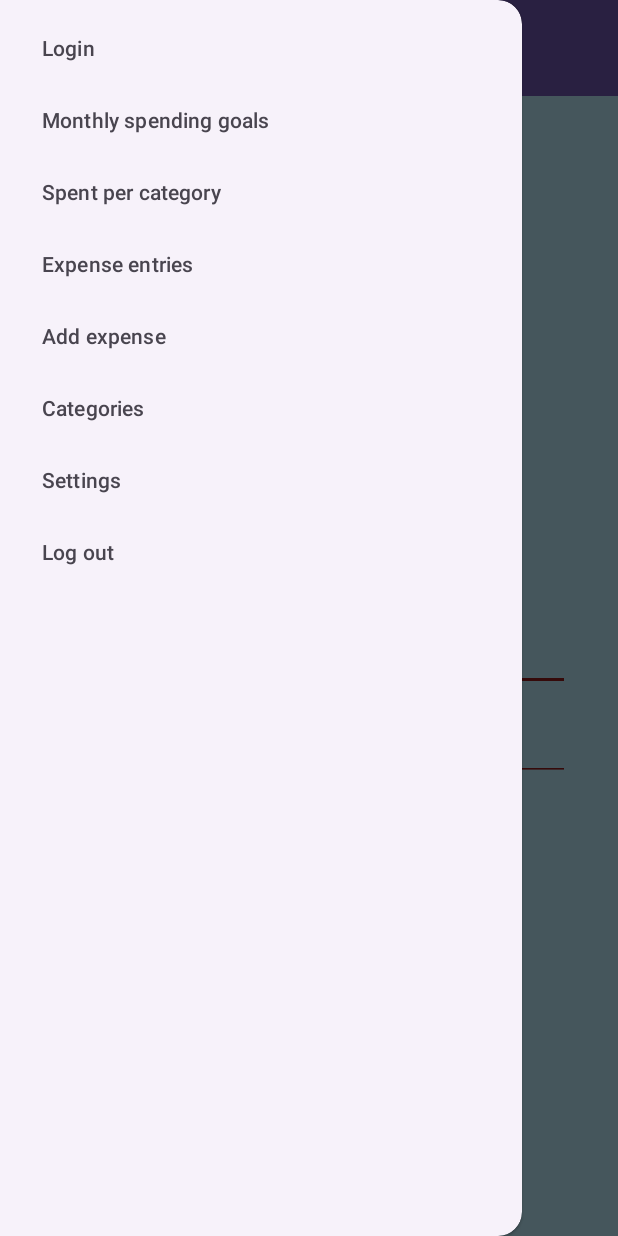
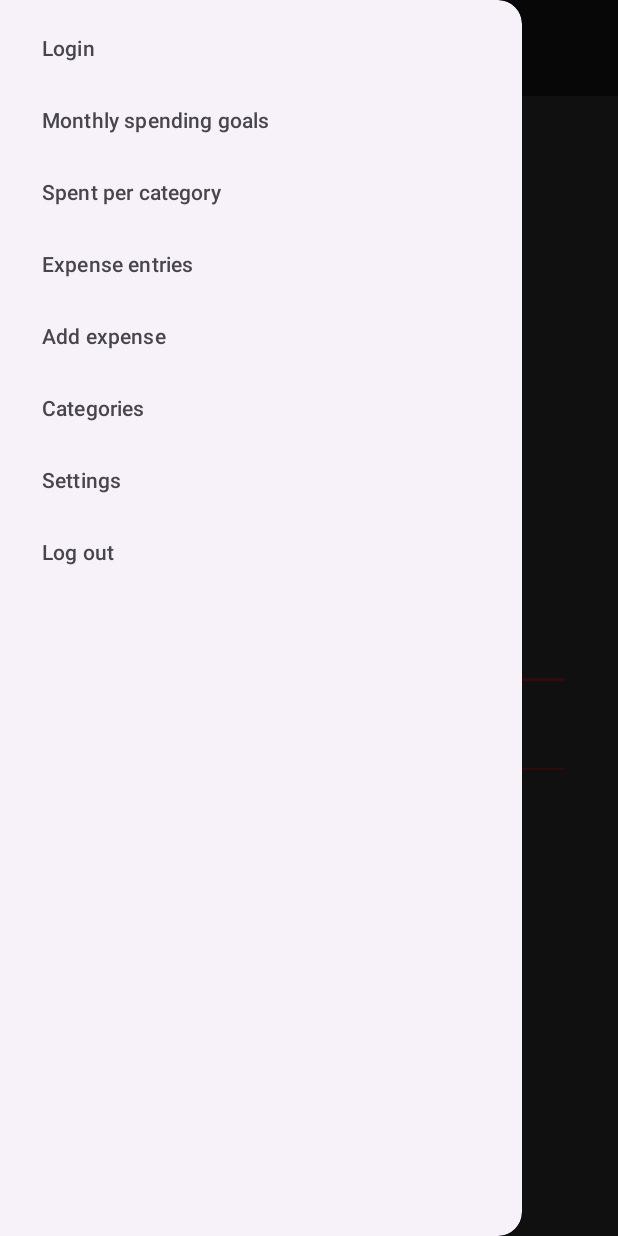
Before and after one commit to Batxen/OPSC7311_Logistis, an Android app: the screen it shows after launch (MainActivity), with the side drawer open, on a phone screen of 412 x 824 dp. Run offline under Robolectric (Android 15) with nearby library versions, the phone set to English and light mode, and no system bars; our stand-ins replace Room's generated code.

Commit message:
Updated ui and Added LOGO

```diff
--- a/app/src/main/res/layout/activity_expense_photo.xml
+++ b/app/src/main/res/layout/activity_expense_photo.xml
@@ -14,8 +14,9 @@
         android:layout_height="wrap_content"
         android:background="#841919"
         android:text="Expense photo"
+        android:textAlignment="center"
         android:textColor="#000000"
-        android:textSize="20sp"
+        android:textSize="34sp"
         android:textStyle="bold"
         app:layout_constraintEnd_toEndOf="parent"
         app:layout_constraintStart_toStartOf="parent"
@@ -42,6 +43,7 @@
         android:backgroundTint="#841919"
         android:text="Back"
         android:textColor="#EBE19D"
+        android:textSize="24sp"
         app:layout_constraintBottom_toBottomOf="parent"
         app:layout_constraintStart_toStartOf="parent" />
 
--- a/app/src/main/res/layout/activity_main.xml
+++ b/app/src/main/res/layout/activity_main.xml
@@ -13,19 +13,20 @@
     <androidx.constraintlayout.widget.ConstraintLayout
         android:id="@+id/main"
         android:layout_width="match_parent"
-        android:layout_height="match_parent">
+        android:layout_height="match_parent"
+        android:background="#282828">
 
         <com.google.android.material.appbar.MaterialToolbar
             android:id="@+id/toolbar"
             android:layout_width="match_parent"
             android:layout_height="?attr/actionBarSize"
-            android:background="?attr/colorPrimary"
+            android:background="#121212"
             android:elevation="4dp"
             android:theme="@style/ThemeOverlay.AppCompat.Dark.ActionBar"
-            app:popupTheme="@style/ThemeOverlay.AppCompat.Light"
+            app:layout_constraintEnd_toEndOf="parent"
+            app:layout_constraintStart_toStartOf="parent"
             app:layout_constraintTop_toTopOf="parent"
-            app:layout_constraintStart_toStartOf="parent"
-            app:layout_constraintEnd_toEndOf="parent" />
+            app:popupTheme="@style/ThemeOverlay.AppCompat.Light" />
 
         <TextView
             android:id="@+id/textView"
@@ -48,7 +49,8 @@
             android:contentDescription="Namibia Dune 45"
             app:layout_constraintEnd_toEndOf="parent"
             app:layout_constraintStart_toStartOf="parent"
-            app:layout_constraintTop_toBottomOf="@+id/textView" />
+            app:layout_constraintTop_toBottomOf="@+id/textView"
+            app:srcCompat="@drawable/logo_design" />
 
         <TextView
             android:id="@+id/tvLogin_header"
@@ -69,8 +71,8 @@
             android:layout_width="0dp"
             android:layout_height="wrap_content"
             android:layout_marginStart="32dp"
+            android:layout_marginTop="16dp"
             android:layout_marginEnd="32dp"
-            android:layout_marginTop="16dp"
             android:backgroundTint="#841919"
             android:hint="Username"
             android:inputType="text"
@@ -86,8 +88,8 @@
             android:layout_width="0dp"
             android:layout_height="wrap_content"
             android:layout_marginStart="32dp"
+            android:layout_marginTop="12dp"
             android:layout_marginEnd="32dp"
-            android:layout_marginTop="12dp"
             android:backgroundTint="#841919"
             android:hint="Password"
             android:inputType="textPassword"
```
Also changed, not shown: app/src/main/res/layout/activity_add_expense.xml (+20 -11 lines), app/src/main/res/layout/activity_categories.xml (+9 -4 lines), app/src/main/res/layout/activity_category_totals.xml (+7 -3 lines), app/src/main/res/layout/activity_expense_list.xml (+5 -2 lines), app/src/main/res/drawable/LOGO Design.png (added), app/src/main/res/drawable/logo_design.png (added).
